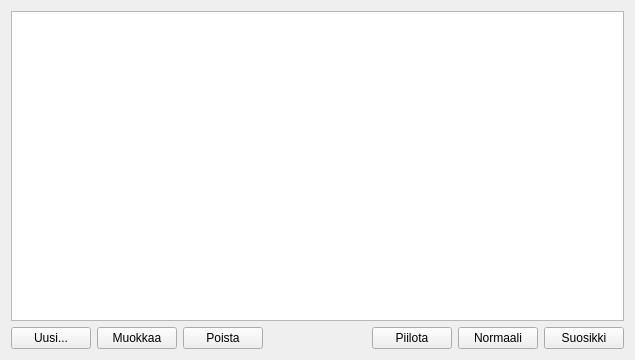
The window that kitupiikki/maaritys/tilikarttamuokkaus.ui (artoh/kitupiikki) describes before a commit, drawn with Qt 5.
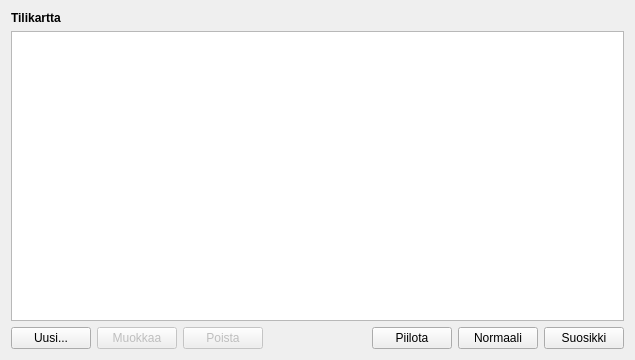
The same window after the commit. Icons and pictures are not drawn.

```diff
--- a/kitupiikki/maaritys/tilikarttamuokkaus.ui
+++ b/kitupiikki/maaritys/tilikarttamuokkaus.ui
@@ -14,6 +14,13 @@
    <string>Form</string>
   </property>
   <layout class="QVBoxLayout" name="verticalLayout">
+   <item>
+    <widget class="QLabel" name="label">
+     <property name="text">
+      <string>&lt;html&gt;&lt;head/&gt;&lt;body&gt;&lt;p&gt;&lt;span style=&quot; font-weight:600;&quot;&gt;Tilikartta&lt;/span&gt;&lt;/p&gt;&lt;/body&gt;&lt;/html&gt;</string>
+     </property>
+    </widget>
+   </item>
    <item>
     <widget class="QTableView" name="view">
      <property name="editTriggers">
@@ -42,6 +49,9 @@
      </item>
      <item>
       <widget class="QPushButton" name="muokkaaNappi">
+       <property name="enabled">
+        <bool>false</bool>
+       </property>
        <property name="text">
         <string>Muokkaa</string>
        </property>
@@ -49,6 +59,9 @@
      </item>
      <item>
       <widget class="QPushButton" name="poistaNappi">
+       <property name="enabled">
+        <bool>false</bool>
+       </property>
        <property name="text">
         <string>Poista</string>
        </property>
```
